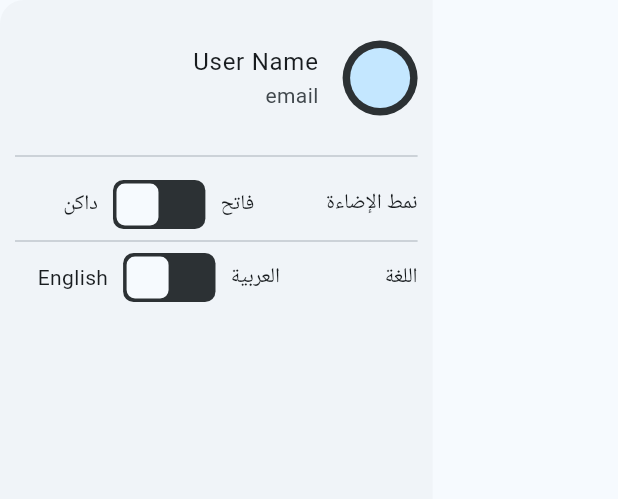
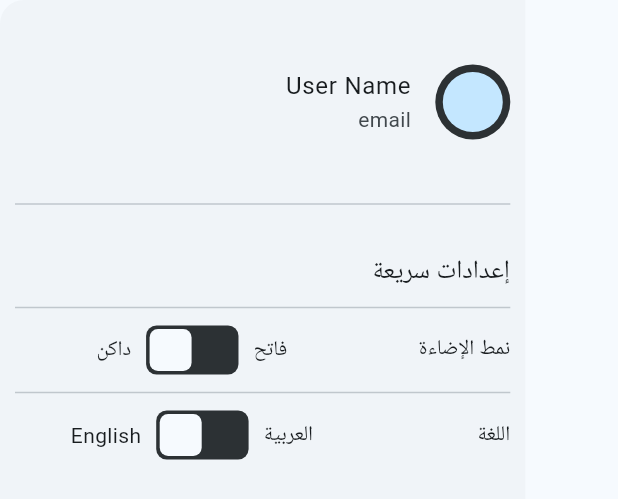
Before and after one commit to AliA5y/notes_bloc, a Flutter app: the NotesAppDrawer widget shown alone on an empty page, opened directly, on a phone screen of 412 x 824 dp. Shown: the top 499 px of the screen. Run offline on Flutter 3.47's test engine with Material 3 defaults, Android fonts, the light colour scheme and no system bars; our stand-ins replace flutter_bloc, line_icons, shared_preferences, sqflite, sqflite_common_ffi; accounts and stored records are empty.

Commit message:
feature: insert app ar and en strings

```diff
--- a/lib/shared.dart
+++ b/lib/shared.dart
@@ -3,6 +3,10 @@ import 'package:intl/intl.dart';
 
 class Styles {
   static const headlineMedium = TextStyle(
+    fontSize: 17,
+    fontWeight: FontWeight.w500,
+  );
+  static const headlineSmall = TextStyle(
     fontSize: 14,
     fontWeight: FontWeight.w500,
   );
--- a/lib/views/widgets/notes_app_drawer.dart
+++ b/lib/views/widgets/notes_app_drawer.dart
@@ -14,7 +14,7 @@ class NotesAppDrawer extends StatelessWidget {
   @override
   Widget build(BuildContext context) {
     return Drawer(
-      width: MediaQuery.sizeOf(context).width * 0.7,
+      width: MediaQuery.sizeOf(context).width * 0.85,
       child: Padding(
         padding: const EdgeInsets.symmetric(horizontal: 10.0),
         child: CustomScrollView(
@@ -25,6 +25,7 @@ class NotesAppDrawer extends StatelessWidget {
                 padding: const EdgeInsets.symmetric(vertical: 16),
                 child: Column(
                   children: [
+                    const SizedBox(height: 16),
                     ListTile(
                       contentPadding: const EdgeInsets.all(0),
                       leading: CircleAvatar(
@@ -44,7 +45,18 @@ class NotesAppDrawer extends StatelessWidget {
                       title: const Text('User Name'),
                       subtitle: const Text('email'),
                     ),
-                    const Divider(height: 32),
+                    const Divider(height: 64),
+                    Row(
+                      mainAxisAlignment: MainAxisAlignment.start,
+                      children: [
+                        Text(
+                          S.of(context).quickSett,
+                          textAlign: TextAlign.start,
+                          style: Styles.headlineMedium,
+                        ),
+                      ],
+                    ),
+                    const Divider(height: 24),
                     QuickToggleSettingTile(
                       switchAction: () =>
                           context.read<ThemeCubit>().toggleTheme(),
@@ -56,7 +68,7 @@ class NotesAppDrawer extends StatelessWidget {
                         'second': S.of(context).dark,
                       },
                     ),
-                    const Divider(height: 16),
+                    const Divider(height: 24),
                     QuickToggleSettingTile(
                       switchAction: () async {
                         if (isArabic()) {
--- a/lib/views/widgets/quick_toggle_setting_tile.dart
+++ b/lib/views/widgets/quick_toggle_setting_tile.dart
@@ -22,7 +22,7 @@ class QuickToggleSettingTile extends StatelessWidget {
           flex: 2,
           child: Text(
             values['title']!,
-            style: Styles.headlineMedium,
+            style: Styles.headlineSmall,
           ),
         ),
         Expanded(
```
Also changed, not shown: lib/l10n/intl_ar.arb (+9 -1 lines), lib/l10n/intl_en.arb (+9 -2 lines), lib/views/home_view.dart (+6 -5 lines), lib/generated/intl/messages_ar.dart, lib/generated/intl/messages_en.dart, lib/generated/l10n.dart.
